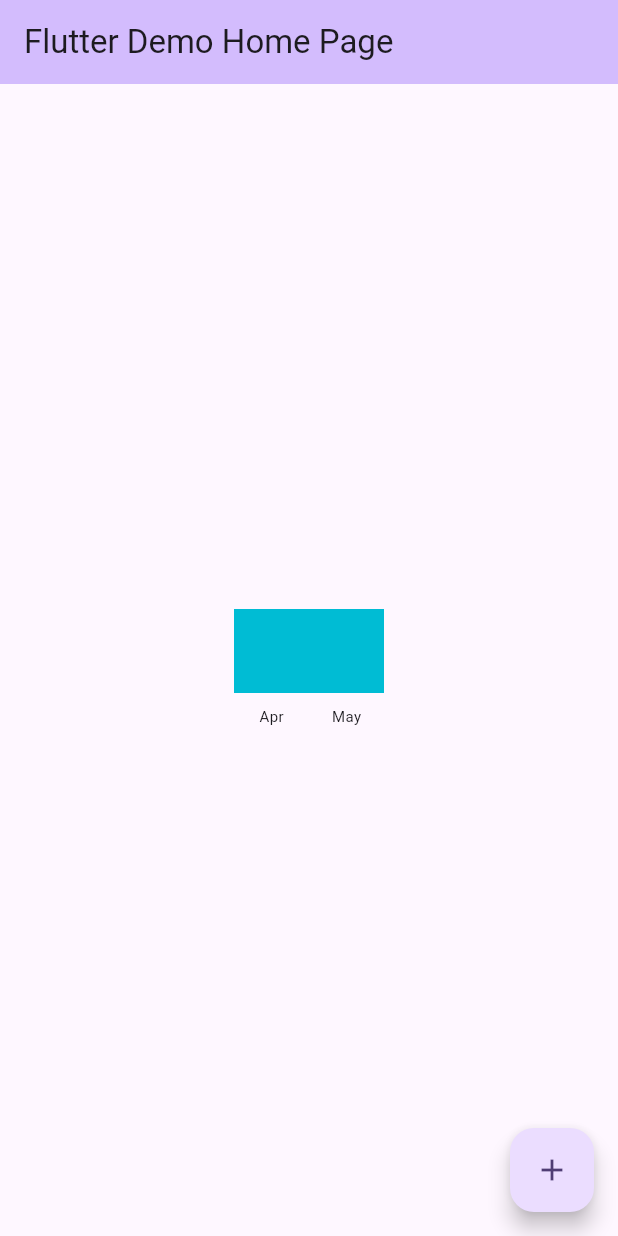
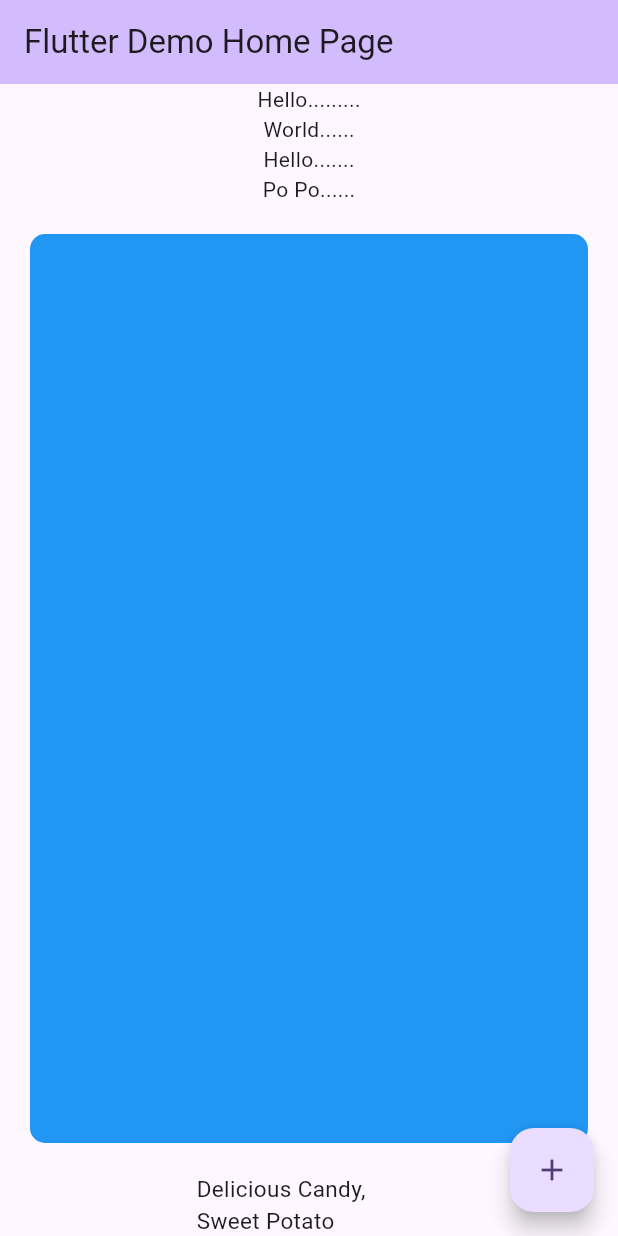
Before and after one commit to MarMarLwin/riverpod_todo, a Flutter app: the screen it shows after launch, on a phone screen of 412 x 824 dp. Run offline on Flutter 3.47's test engine with Material 3 defaults, Android fonts, the phone set to English and light mode, and no system bars; drawn by our look-alikes of fl_chart; our stand-ins replace flutter_riverpod.

Commit message:
add custom responsive layout

```diff
--- a/lib/main.dart
+++ b/lib/main.dart
@@ -4,6 +4,7 @@ import 'package:flutter_riverpod/flutter_riverpod.dart';
 import 'package:riverpod_todo/bar_chart.dart';
 import 'package:riverpod_todo/line_chart.dart';
 import 'package:riverpod_todo/line_chart_scrollable.dart';
+import 'package:riverpod_todo/responsive_layout/layout_builder.dart';
 
 void main() {
   runApp(const ProviderScope(child: MyApp()));
@@ -92,7 +93,8 @@ class _MyHomePageState extends ConsumerState<MyHomePage> {
         // the App.build method, and use it to set our appbar title.
         title: Text(widget.title),
       ),
-      body: Center(child: SizedBox(height: 100, child: BarChartSample4())),
+      // body: Center(child: SizedBox(height: 100, child: BarChartSample4())),
+      body: const ResponsiveLayoutBuilder(),
       floatingActionButton: FloatingActionButton(
         onPressed: _incrementCounter,
         tooltip: 'Increment',
--- /dev/null
+++ b/lib/responsive_layout/layout_builder.dart
@@ -0,0 +1,43 @@
+import 'package:flutter/material.dart';
+
+class ResponsiveLayoutBuilder extends StatelessWidget {
+  const ResponsiveLayoutBuilder({super.key});
+
+  @override
+  Widget build(BuildContext context) {
+    return Column(
+      children: [
+        LayoutBuilder(builder: (context, constraint) {
+          bool useVerticalLayout = constraint.maxWidth < 700;
+
+          return Flex(
+            direction: useVerticalLayout ? Axis.vertical : Axis.horizontal,
+            children: const [
+              Text('Hello.........'),
+              Text('World......'),
+              Text('Hello.......'),
+              Text('Po Po......'),
+            ],
+          );
+        }),
+        Expanded(
+          child: AspectRatio(
+            aspectRatio: 3 / 2,
+            child: Container(
+                margin: const EdgeInsets.all(20),
+                decoration: BoxDecoration(
+                    color: Colors.blue,
+                    borderRadius: BorderRadius.circular(10))),
+          ),
+        ),
+        ConstrainedBox(
+          constraints: const BoxConstraints(minWidth: 100, maxWidth: 150),
+          child: const Text(
+            'Delicious Candy, Sweet Potato',
+            style: TextStyle(fontSize: 15),
+          ),
+        )
+      ],
+    );
+  }
+}
```
